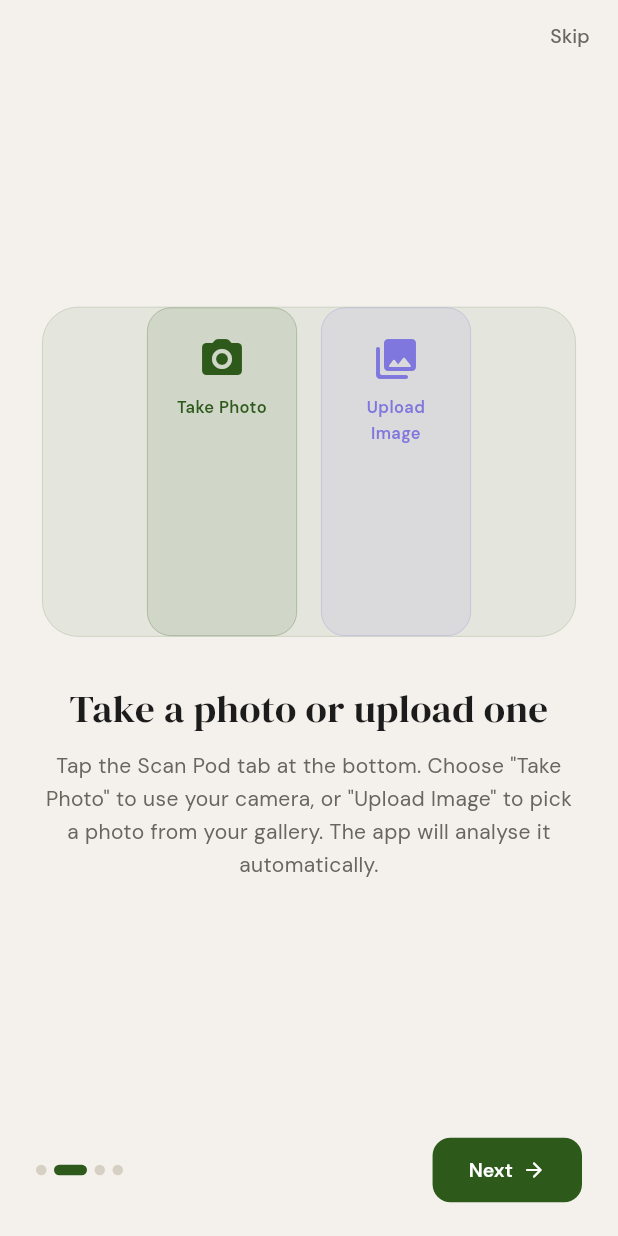
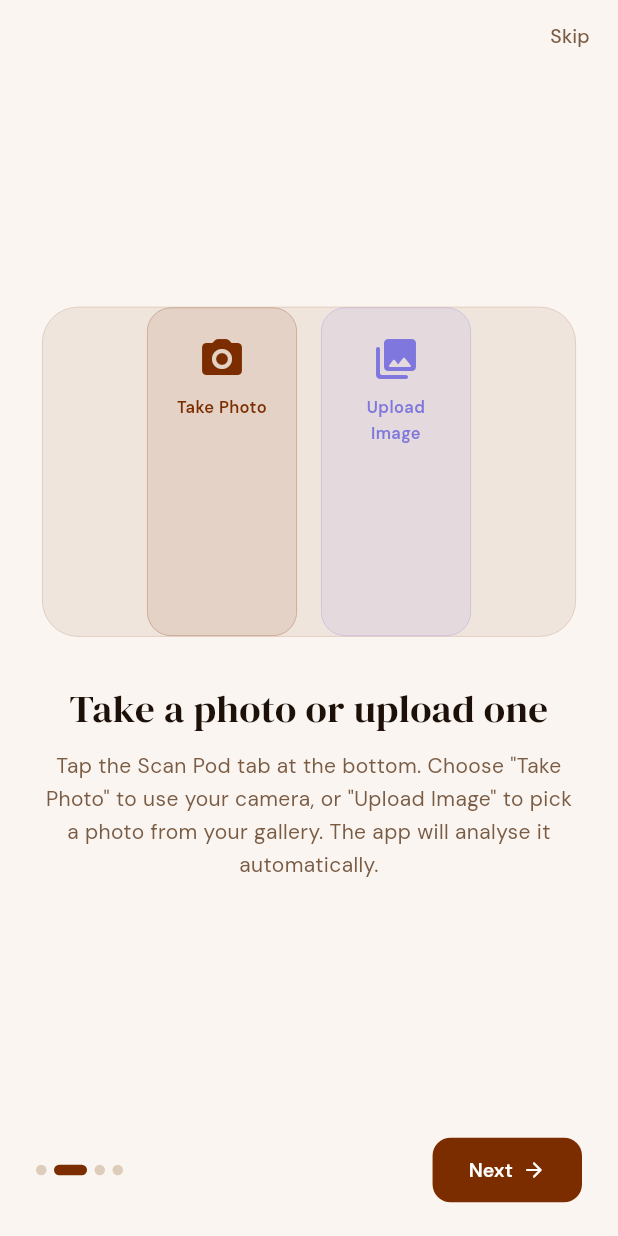
Before and after one commit to padastevefrancisking/kakawise, a Flutter app: the screen it shows after launch, swiped to page 2, on a phone screen of 412 x 824 dp. Run offline on Flutter 3.47's test engine with Material 3 defaults, Android fonts, the phone set to English and light mode, and no system bars; our stand-ins replace google_fonts, image_picker, shared_preferences; missing offline and left inert: flutter_onnxruntime.

Commit message:
changed color theme to fit cacao colours

```diff
--- a/lib/theme.dart
+++ b/lib/theme.dart
@@ -1,34 +1,43 @@
 // lib/theme.dart
+//
+// Colour palette inspired by real cacao: deep pod reds, warm brown husk,
+// cream bean interior, forest shadow. Replaces the previous green palette.
 
 import 'package:flutter/material.dart';
 import 'package:google_fonts/google_fonts.dart';
 
 class KakaWiseTheme {
-  // ── Core palette ─────────────────────────────────────────────────────────
-  static const Color primary       = Color(0xFF2D5A1B); // deep forest green
-  static const Color primaryLight  = Color(0xFF4A8C2A);
+  // ── Core cacao palette ───────────────────────────────────────────────────────
+  // Deep, rich pod-exterior red — used as the primary action colour
+  static const Color primary      = Color(0xFF7B2D00); // dark cacao red
+  static const Color primaryLight = Color(0xFFA33D00); // lighter pod red
 
-  // Header background — distinctly darker/richer green than body
-  static const Color headerBg      = Color(0xFF1E3D12);
-  static const Color headerText    = Color(0xFFE8F5DE);
-  static const Color headerSub     = Color(0xFF9DC87A);
+  // Header — very dark pod-brown, like the husk in shadow
+  static const Color headerBg     = Color(0xFF3D1200); // almost black-brown
+  static const Color headerText   = Color(0xFFF5E6D3); // cream bean colour
+  static const Color headerSub    = Color(0xFFC49A6C); // dried-husk gold
 
-  static const Color accent        = Color(0xFFD4A017); // warm cocoa gold
-  static const Color surface       = Color(0xFFF4F1EC); // warm off-white body
-  static const Color cardBg        = Color(0xFFFFFFFF);
-  static const Color textPrimary   = Color(0xFF1C1C1C);
-  static const Color textSecondary = Color(0xFF6B6560);
+  // Accent — ripe orange-yellow of a mature cacao pod
+  static const Color accent       = Color(0xFFD4820A);
 
-  // Warm brown border — NOT blue
-  static const Color border        = Color(0xFFD6CFC4);
+  // Body backgrounds
+  static const Color surface      = Color(0xFFFAF5F0); // warm cream paper
+  static const Color cardBg       = Color(0xFFFFFFFF);
 
-  // Per-variety accent colours
-  static const Color w10Color  = Color(0xFF1D9E75);
-  static const Color uf18Color = Color(0xFF7F77DD);
-  static const Color br25Color = Color(0xFFEF9F27);
+  // Text
+  static const Color textPrimary   = Color(0xFF1C1008); // almost black-brown
+  static const Color textSecondary = Color(0xFF7A5C45); // warm mid-brown
+
+  // Border — warm tan, matches parchment
+  static const Color border       = Color(0xFFDDCCBA);
+
+  // ── Per-variety accent colours ───────────────────────────────────────────────
+  // Kept distinct but shifted to harmonise with the brown palette
+  static const Color w10Color  = Color(0xFF1D7A60); // teal-green (leaf)
+  static const Color uf18Color = Color(0xFF6B5BBF); // purple-indigo
+  static const Color br25Color = Color(0xFFD4820A); // amber-gold (ripe pod)
 
   static ThemeData get theme {
-    // Use Inter for all body text — uniform stroke weight (no thick-thin)
     final inter = GoogleFonts.interTextTheme().copyWith(
       bodyLarge:   GoogleFonts.inter(fontSize: 16, color: textPrimary,   height: 1.5),
       bodyMedium:  GoogleFonts.inter(fontSize: 14, color: textPrimary,   height: 1.5),
```
